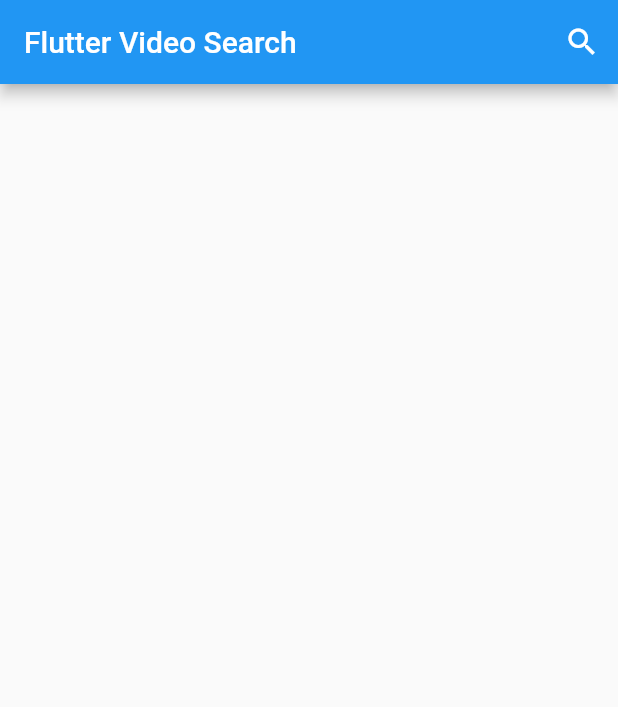
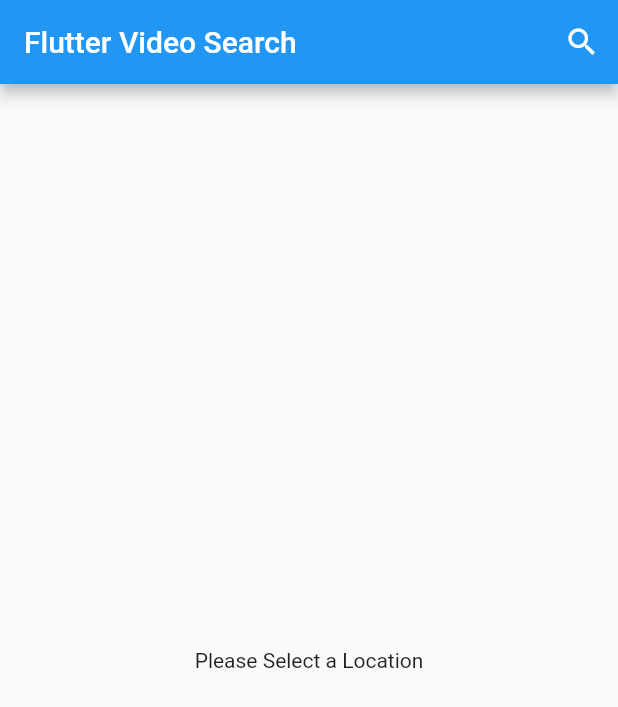
Before and after one commit to mehmetizci/yuppakids, a Flutter app: the screen it shows after launch, on a phone screen of 412 x 824 dp. Shown: the top 707 px of the screen. Run offline on Flutter 3.47's test engine with Material 2 defaults, Android fonts, the phone set to English and light mode, and no system bars; our stand-ins replace bloc, equatable, flutter_bloc.

Commit message:
video search ok.

```diff
--- a/lib/repositories/youtube_api_client.dart
+++ b/lib/repositories/youtube_api_client.dart
@@ -4,7 +4,7 @@
 import 'dart:convert';
 
 class YoutubeApiClient {
-  static const baseUrl = 'http://localhost:3006';
+  static const baseUrl = 'http://192.168.1.26:3006';
   final http.Client httpClient;
 
   YoutubeApiClient({
@@ -12,7 +12,8 @@
   }) : assert(httpClient != null);
 
   Future<YoutubeSearchResult> searchVideo(String searchStr) async {
-    final searchUrl = '$baseUrl/api/search/?search_query=$searchStr';
+    final searchUrl =
+        '$baseUrl/api/search?search_query=$searchStr&sp=EgIQAQ%253D%253D';
     final searchResponse = await this.httpClient.get(searchUrl);
     if (searchResponse.statusCode != 200) {
       throw Exception('Error for getting search results');
--- a/lib/widgets/search.dart
+++ b/lib/widgets/search.dart
@@ -26,9 +26,27 @@
                       .add(SearchRequested(searchTerm: searchTerm));
                 }
               },
-          )
+            ),
           ],
         ),
+        body: Center(child:
+            BlocBuilder<SearchBloc, SearchState>(builder: (context, state) {
+          if (state is SearchLoadFailure) {
+            return Text(
+              'Something went wrong!',
+              style: TextStyle(color: Colors.red),
             );
           }
+          if (state is SearchInitial) {
+            return Center(child: Text('Please Select a Location'));
           }
+          if (state is SearchLoadInProgress) {
+            return Center(child: CircularProgressIndicator());
+          }
+          if (state is SearchLoadSuccess) {
+            final weather = state.results[0].video.id;
+            return Center(child: Text(weather));
+          }
+        })));
+  }
+}
```
Also changed, not shown: 1 other file. Lines whose indentation alone changed are shown as unchanged.
